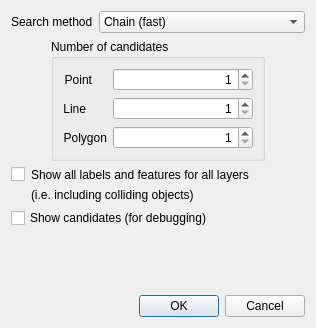
This is src/ui/qgsengineconfigdialog.ui in qgis/QGIS as Qt 5 draws it before an edit. The edited form follows.
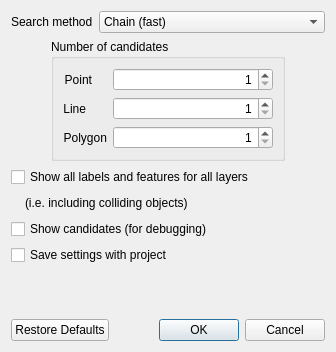
This is the edited form.

Commit message:
Add ability to save PAL engine settings to project file (OFF by default)
- Add 'Save settings with project' checkbox to engine settings dialog
- Add Restore Defaults button to engine settings dialog
- Unchecking 'save with project' will clear settings in project file on save

Diff of the .ui file:
```diff
--- a/src/ui/qgsengineconfigdialog.ui
+++ b/src/ui/qgsengineconfigdialog.ui
@@ -6,10 +6,16 @@
    <rect>
     <x>0</x>
     <y>0</y>
-    <width>316</width>
-    <height>328</height>
+    <width>336</width>
+    <height>352</height>
    </rect>
   </property>
+  <property name="minimumSize">
+   <size>
+    <width>336</width>
+    <height>0</height>
+   </size>
+  </property>
   <property name="windowTitle">
    <string>Dialog</string>
   </property>
@@ -209,14 +215,49 @@
      <property name="verticalSpacing">
       <number>6</number>
      </property>
-     <item row="0" column="1">
-      <widget class="QLabel" name="label_5">
+     <item row="1" column="0">
+      <spacer name="horizontalSpacer_3">
+       <property name="orientation">
+        <enum>Qt::Horizontal</enum>
+       </property>
+       <property name="sizeType">
+        <enum>QSizePolicy::Fixed</enum>
+       </property>
+       <property name="sizeHint" stdset="0">
+        <size>
+         <width>8</width>
+         <height>8</height>
+        </size>
+       </property>
+      </spacer>
+     </item>
+     <item row="1" column="1">
+      <widget class="QLabel" name="label_6">
+       <property name="sizePolicy">
+        <sizepolicy hsizetype="Maximum" vsizetype="Preferred">
+         <horstretch>0</horstretch>
+         <verstretch>0</verstretch>
+        </sizepolicy>
+       </property>
        <property name="text">
-        <string>Show all labels and features for all layers</string>
+        <string>(i.e. including colliding objects)</string>
        </property>
       </widget>
      </item>
-     <item row="0" column="0">
+     <item row="1" column="2">
+      <spacer name="horizontalSpacer_4">
+       <property name="orientation">
+        <enum>Qt::Horizontal</enum>
+       </property>
+       <property name="sizeHint" stdset="0">
+        <size>
+         <width>40</width>
+         <height>20</height>
+        </size>
+       </property>
+      </spacer>
+     </item>
+     <item row="0" column="0" colspan="3">
       <widget class="QCheckBox" name="chkShowAllLabels">
        <property name="sizePolicy">
         <sizepolicy hsizetype="Maximum" vsizetype="Fixed">
@@ -225,21 +266,27 @@
         </sizepolicy>
        </property>
        <property name="text">
-        <string/>
+        <string>Show all labels and features for all layers</string>
        </property>
       </widget>
      </item>
-     <item row="2" column="0" colspan="2">
+     <item row="2" column="0" colspan="3">
       <widget class="QCheckBox" name="chkShowCandidates">
        <property name="text">
         <string>Show candidates (for debugging)</string>
        </property>
       </widget>
      </item>
-     <item row="1" column="1">
-      <widget class="QLabel" name="label_6">
+     <item row="3" column="0" colspan="3">
+      <widget class="QCheckBox" name="mSaveWithProjectChkBox">
+       <property name="layoutDirection">
+        <enum>Qt::LeftToRight</enum>
+       </property>
        <property name="text">
-        <string>(i.e. including colliding objects)</string>
+        <string>Save settings with project</string>
+       </property>
+       <property name="checked">
+        <bool>false</bool>
        </property>
       </widget>
      </item>
@@ -264,7 +311,7 @@
       <enum>Qt::Horizontal</enum>
      </property>
      <property name="standardButtons">
-      <set>QDialogButtonBox::Cancel|QDialogButtonBox::Ok</set>
+      <set>QDialogButtonBox::Cancel|QDialogButtonBox::Ok|QDialogButtonBox::RestoreDefaults</set>
      </property>
     </widget>
    </item>
```
The commit also changes 5 other files.
